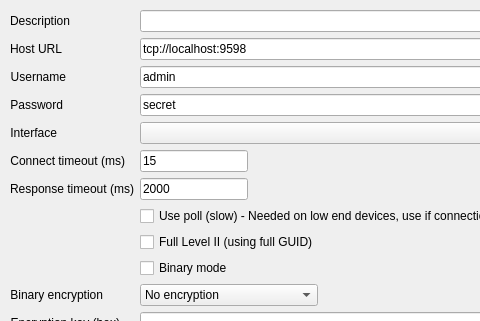
This is src/cdlgconnsettingstcpip.ui in grodansparadis/vscp-works-qt as Qt 5 draws it before an edit; both pictures show x 0 to 480 and y 0 to 321 of the 848 by 514 pixel window. The edited form follows.
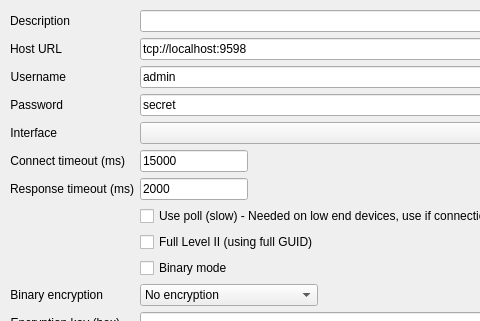
This is the edited form. Icons and pictures are not drawn.

Patch:
```diff
--- a/src/cdlgconnsettingstcpip.ui
+++ b/src/cdlgconnsettingstcpip.ui
@@ -189,7 +189,7 @@
        <string>Connection timeout in seconds</string>
       </property>
       <property name="text">
-       <string>15</string>
+       <string>15000</string>
       </property>
      </widget>
     </item>
```
Left out of the diff: 2 changed lines with no effect on the pictures.
